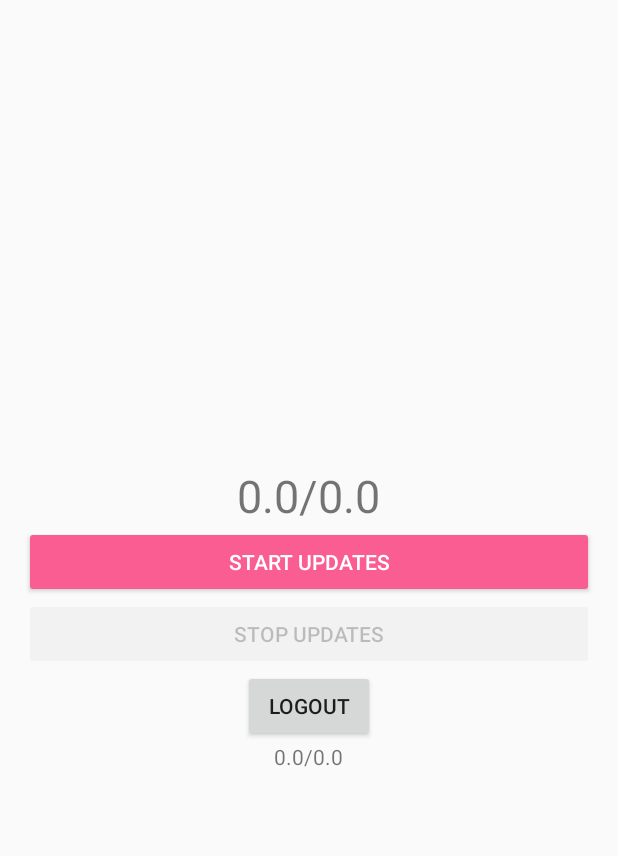
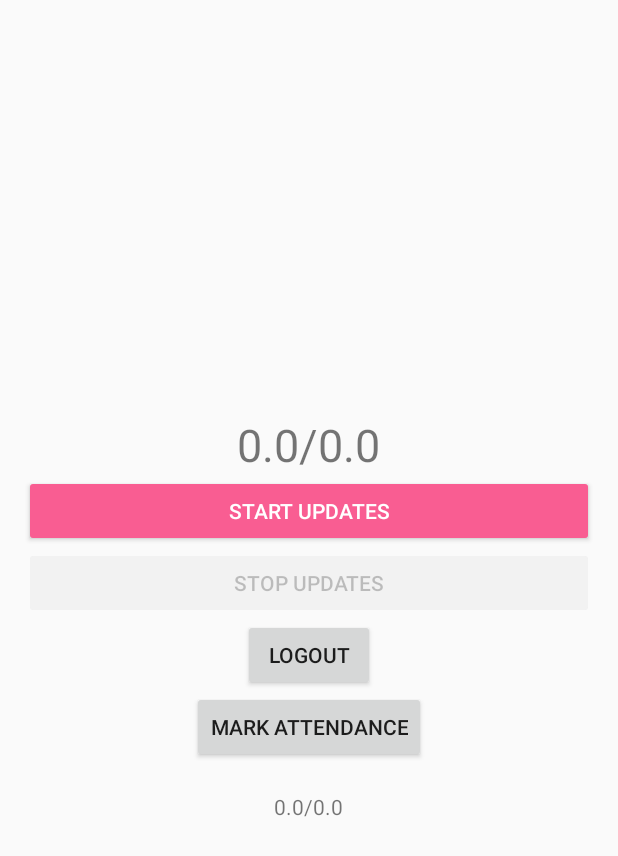
Before and after one commit to dhruv850/SmartAttendanceApp, an Android app: the layout activity_account.xml on its own in the app's theme, with its tools: preview values and no code run, on a phone screen of 412 x 824 dp. Shown: the top 856 px of the screen. Run offline under Robolectric (Android 15) with nearby library versions, the phone set to English and light mode, and no system bars.

Commit message:
near to victory

```diff
--- a/app/src/main/java/com/example/jaky_d/smartattendance/SignUpActivity.java
+++ b/app/src/main/java/com/example/jaky_d/smartattendance/SignUpActivity.java
@@ -63,8 +63,8 @@ public class SignUpActivity extends AppCompatActivity {
                 String email = f1.getText().toString();
                 String pass = f2.getText().toString();
                 DatabaseReference user = myRootRef.child(Enrollment);
-                user.child("Email").setValue(email);
-                user.child("Password").setValue(pass);
+                user.push().child("Email").setValue(email);
+                user.push().child("Password").setValue(pass);
 
 
 
--- a/app/src/main/res/layout/activity_account.xml
+++ b/app/src/main/res/layout/activity_account.xml
@@ -46,7 +46,21 @@
             android:layout_height="wrap_content"
             android:layout_gravity="center_horizontal"
             android:text="Logout" />
+        <Button
+            android:id="@+id/btn_markAttendance"
+            android:layout_width="wrap_content"
+            android:layout_height="wrap_content"
+            android:layout_gravity="center_horizontal"
 
+            android:text="@string/mark_attendance"
+            android:onClick="markAttendance"
+            />
+        <TextView
+            android:layout_width="wrap_content"
+            android:layout_height="wrap_content"
+            android:layout_gravity="center_horizontal"
+            android:id="@+id/location_result"
+            />
         <TextView
             android:layout_width="wrap_content"
             android:layout_height="wrap_content"
--- a/app/src/main/res/values/strings.xml
+++ b/app/src/main/res/values/strings.xml
@@ -14,6 +14,7 @@
     <string name="error_invalid_password">This password is too short</string>
     <string name="error_incorrect_password">This password is incorrect</string>
     <string name="error_field_required">This field is required</string>
+    <string name="mark_attendance">Mark Attendance</string>
     <string name="permission_rationale">"Contacts permissions are needed for providing email
         completions."
     </string>
```
Also changed, not shown: app/src/main/java/com/example/jaky_d/smartattendance/AccountActivity.java (+46 -8 lines).
